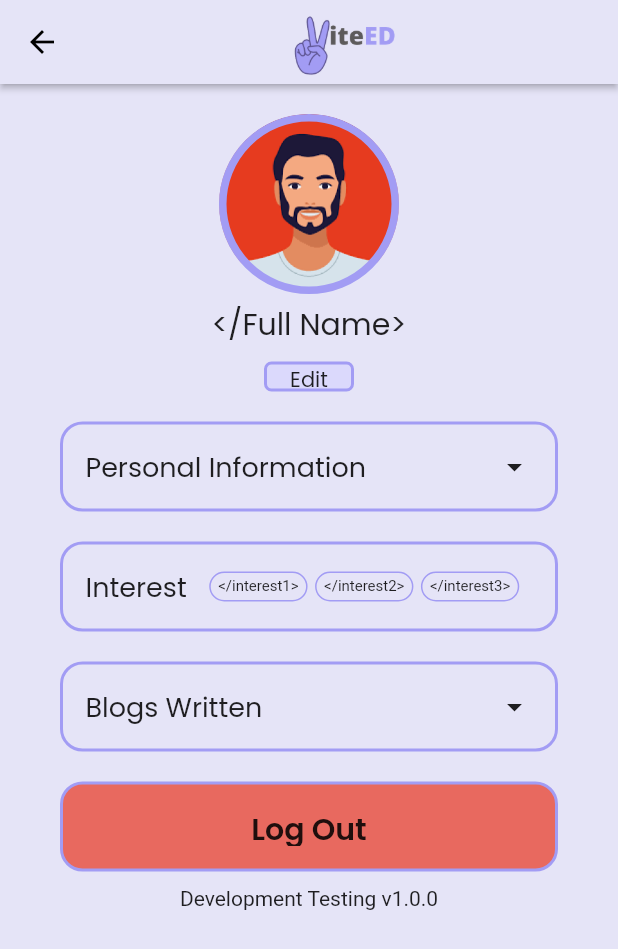
After one commit to vedantbahel/viteED, a Flutter app: the Profile screen opened by its route, on a phone screen of 412 x 824 dp. The commit adds this screen. Shown: the top 949 px of the screen. Run offline on Flutter 3.47's test engine with Material 2 defaults, Android fonts, the phone set to English and light mode, and no system bars; our stand-ins replace appwrite, flutter_riverpod, google_fonts.

Commit message:
Added routes to bottom navigation bar, Designed a basic profile page

```diff
--- a/viteed_app/lib/main.dart
+++ b/viteed_app/lib/main.dart
@@ -2,8 +2,10 @@ import 'package:flutter/material.dart';
 import 'package:flutter_riverpod/flutter_riverpod.dart';
 import 'package:viteed_app/constants/apis.dart';
 import 'package:viteed_app/constants/color.dart';
+import 'package:viteed_app/screens/bottomnav.dart';
 import 'package:viteed_app/screens/home.dart';
 import 'package:viteed_app/screens/login.dart';
+import 'package:viteed_app/screens/profile.dart';
 import 'package:viteed_app/screens/signup.dart';
 import 'package:viteed_app/screens/forgotpassword.dart';
 
@@ -33,10 +35,11 @@ class MyApp extends StatelessWidget {
       routes: {
         '/': (context) => const Login(),
         '/login': (context) => const Login(),
+        '/bottomnav': (context) => const BottomNav(),
         '/home': (context) => const Home(),
         '/forgotPassword': (context) => forgotPassword(),
-        '/signUp': (context) => const SignUp()
-
+        '/signUp': (context) => const SignUp(),
+        '/Profile': (context) => const Profile(),
       },
       debugShowCheckedModeBanner: false,
     );
--- /dev/null
+++ b/viteed_app/lib/screens/bottomnav.dart
@@ -0,0 +1,49 @@
+import 'package:flutter/material.dart';
+import 'package:viteed_app/screens/home.dart';
+import 'package:viteed_app/screens/profile.dart';
+
+class BottomNav extends StatefulWidget {
+  const BottomNav({Key? key}) : super(key: key);
+
+  @override
+  State<BottomNav> createState() => _BottomNavState();
+}
+
+class _BottomNavState extends State<BottomNav> {
+  int count = 0;
+  final screens = [
+    Home(),
+    Center(child: Text("Message")),
+    Center(child: Text("Add")),
+    Center(child: Text("Save")),
+    Profile()
+  ];
+  @override
+  Widget build(BuildContext context) {
+    return Scaffold(
+      body: screens[count],
+      bottomNavigationBar: BottomNavigationBar(
+        backgroundColor: Color.fromRGBO(162, 156, 244, 1),
+        type: BottomNavigationBarType.fixed,
+        currentIndex: count,
+        onTap: (index) => setState(() => count = index),
+        items: const [
+          BottomNavigationBarItem(
+              icon: Icon(Icons.home_outlined), label: "Home"),
+          BottomNavigationBarItem(
+              icon: Icon(Icons.message_outlined), label: "Message"),
+          BottomNavigationBarItem(
+              icon: Icon(
+                Icons.add_circle_outline,
+                size: 32,
+              ),
+              label: "Add"),
+          BottomNavigationBarItem(icon: Icon(Icons.save), label: "Save"),
+          BottomNavigationBarItem(
+              icon: Icon(Icons.account_box_outlined), label: "Profile")
+        ],
+        selectedItemColor: const Color.fromARGB(255, 229, 228, 247),
+      ),
+    );
+  }
+}
--- a/viteed_app/lib/screens/home.dart
+++ b/viteed_app/lib/screens/home.dart
@@ -2,6 +2,7 @@ import 'package:flutter/material.dart';
 import 'package:google_fonts/google_fonts.dart';
 import 'package:viteed_app/information.dart';
 import 'package:flutter_riverpod/flutter_riverpod.dart';
+import 'package:viteed_app/screens/profile.dart';
 import '../providers/provider.dart';
 
 class Home extends ConsumerWidget {
@@ -35,8 +36,9 @@ class Home extends ConsumerWidget {
         // shadowColor:
         backgroundColor: const Color.fromARGB(255, 229, 228, 247),
         elevation: 1.8,
+        automaticallyImplyLeading: false,
         actions: [
-          const SizedBox(width: 10),
+          const SizedBox(width: 20),
           Image.asset(
             "images/ViteEDLogo.png",
             scale: 5,
@@ -64,14 +66,12 @@ class Home extends ConsumerWidget {
         ],
       ),
       body: Column(
+        crossAxisAlignment: CrossAxisAlignment.start,
         children: [
-          Center(
-            child: Text(
-              'Welcome ${session.userId}',
-              style: const TextStyle(
-                fontSize: 20,
-              ),
-            ),
+          Padding(
+            padding: const EdgeInsets.only(left: 20, top: 10),
+            child: Text('Welcome ${session.userId} ☺',
+                style: GoogleFonts.poppins(textStyle: TextStyle(fontSize: 20))),
           ),
           Expanded(
             child: ListView.builder(
@@ -112,27 +112,6 @@ class Home extends ConsumerWidget {
       //   },
       //   child: const Icon(Icons.exit_to_app),
       // ),
-      bottomNavigationBar: BottomNavigationBar(
-        items: const [
-          BottomNavigationBarItem(
-              icon: Icon(Icons.message_outlined),
-              label: "Message",
-              backgroundColor: Color.fromRGBO(162, 156, 244, 1)),
-          BottomNavigationBarItem(
-              icon: Icon(Icons.save),
-              label: "Save",
-              backgroundColor: Color.fromRGBO(162, 156, 244, 1)),
-          BottomNavigationBarItem(
-              icon: Icon(Icons.add),
-              label: "Add",
-              backgroundColor: Color.fromRGBO(162, 156, 244, 1)),
-          BottomNavigationBarItem(
-              icon: Icon(Icons.account_box_outlined),
-              label: "Profile",
-              backgroundColor: Color.fromRGBO(162, 156, 244, 1))
-        ],
-        selectedItemColor: const Color.fromARGB(255, 229, 228, 247),
-      ),
     );
   }
 
--- a/viteed_app/lib/screens/login.dart
+++ b/viteed_app/lib/screens/login.dart
@@ -159,7 +159,7 @@ class _LoginState extends State<Login> {
                                 onPressed: () {
                                   logIn(context, ref).then((value) {
                                     if (value) {
-                                      Navigator.pushNamed(context, '/home');
+                                      Navigator.pushNamed(context, '/bottomnav');
                                     }
                                   });
                                   _passwordTextController.clear();
--- /dev/null
+++ b/viteed_app/lib/screens/profile.dart
@@ -0,0 +1,187 @@
+import 'package:flutter/material.dart';
+import 'package:google_fonts/google_fonts.dart';
+import '../providers/provider.dart';
+
+class Profile extends StatelessWidget {
+  const Profile({Key? key}) : super(key: key);
+
+  @override
+  Widget build(BuildContext context) {
+    final height = MediaQuery.of(context).size.height;
+    final width = MediaQuery.of(context).size.width;
+    return Scaffold(
+      backgroundColor: const Color.fromARGB(255, 229, 228, 247),
+      appBar: AppBar(
+        backgroundColor: const Color.fromARGB(255, 229, 228, 247),
+        elevation: 1.8,
+        title: Center(
+          child: Image.asset(
+            "images/ViteEDLogo.png",
+            width: 250,
+            height: 100,
+          ),
+        ),
+      ),
+      body: Container(
+        margin: EdgeInsets.only(top: 20),
+        height: height,
+        width: width,
+        child: Column(
+          crossAxisAlignment: CrossAxisAlignment.center,
+          children: [
+            Container(
+              height: 120,
+              width: 120,
+              decoration: BoxDecoration(
+                  image: DecorationImage(
+                      image: AssetImage("images/profile.png"),
+                      fit: BoxFit.fill),
+                  borderRadius: BorderRadius.circular(100),
+                  border: Border.all(
+                      color: const Color.fromRGBO(162, 156, 244, 1), width: 5)),
+            ),
+            SizedBox(height: 5),
+            Text(
+              "</Full Name>",
+              style: GoogleFonts.poppins(fontSize: 20),
+            ),
+            SizedBox(height: 10),
+            Container(
+              width: 60,
+              height: 20,
+              decoration: BoxDecoration(
+                border: Border.all(
+                    color: const Color.fromRGBO(162, 156, 244, 1), width: 2),
+                borderRadius: BorderRadius.circular(5),
+                color: Color.fromARGB(255, 219, 217, 252),
+              ),
+              child: Center(
+                child: Text(
+                  "Edit",
+                  style: GoogleFonts.poppins(textStyle: TextStyle()),
+                ),
+              ),
+            ),
+            Container(
+                height: 60,
+                width: width,
+                padding: EdgeInsets.all(15),
+                margin:
+                    EdgeInsets.only(top: 20, left: 40, right: 40, bottom: 10),
+                decoration: BoxDecoration(
+                    border: Border.all(
+                        color: const Color.fromRGBO(162, 156, 244, 1),
+                        width: 2),
+                    borderRadius: BorderRadius.circular(15)),
+                child: Row(
+                  children: [
+                    Text(
+                      "Personal Information",
+                      style: GoogleFonts.poppins(fontSize: 18),
+                    ),
+                    Spacer(),
+                    Icon(Icons.arrow_drop_down)
+                  ],
+                )),
+            Container(
+                height: 60,
+                width: width,
+                padding: EdgeInsets.all(15),
+                margin:
+                    EdgeInsets.only(top: 10, left: 40, right: 40, bottom: 10),
+                decoration: BoxDecoration(
+                    border: Border.all(
+                        color: const Color.fromRGBO(162, 156, 244, 1),
+                        width: 2),
+                    borderRadius: BorderRadius.circular(15)),
+                child: Row(children: [
+                  Text(
+                    "Interest",
+                    style: GoogleFonts.poppins(fontSize: 18),
+                  ),
+                  SizedBox(
+                    width: 15,
+                  ),
+                  Container(
+                      padding: EdgeInsets.only(right: 5, left: 5),
+                      height: 20,
+                      decoration: BoxDecoration(
+                          border: Border.all(
+                              color: const Color.fromRGBO(162, 156, 244, 1)),
+                          borderRadius: BorderRadius.circular(15)),
+                      child: Center(
+                          child: Text(
+                        "</interest1>",
+                        style: TextStyle(fontSize: 10),
+                      ))),
+                  SizedBox(width: 5),
+                  Container(
+                      padding: EdgeInsets.only(right: 5, left: 5),
+                      height: 20,
+                      decoration: BoxDecoration(
+                          border: Border.all(
+                              color: const Color.fromRGBO(162, 156, 244, 1)),
+                          borderRadius: BorderRadius.circular(15)),
+                      child: Center(
+                          child: Text(
+                        "</interest2>",
+                        style: TextStyle(fontSize: 10),
+                      ))),
+                  SizedBox(width: 5),
+                  Container(
+                      padding: EdgeInsets.only(right: 5, left: 5),
+                      height: 20,
+                      decoration: BoxDecoration(
+                          border: Border.all(
+                              color: const Color.fromRGBO(162, 156, 244, 1)),
+                          borderRadius: BorderRadius.circular(15)),
+                      child: Center(
+                          child: Text(
+                        "</interest3>",
+                        style: TextStyle(fontSize: 10),
+                      )))
+                ])),
+            Container(
+                height: 60,
+                width: width,
+                padding: EdgeInsets.all(15),
+                margin:
+                    EdgeInsets.only(top: 10, left: 40, right: 40, bottom: 10),
+                decoration: BoxDecoration(
+                    border: Border.all(
+                        color: const Color.fromRGBO(162, 156, 244, 1),
+                        width: 2),
+                    borderRadius: BorderRadius.circular(15)),
+                child: Row(children: [
+                  Text(
+                    "Blogs Written",
+                    style: GoogleFonts.poppins(fontSize: 18),
+                  ),
+                  Spacer(),
+                  Icon(Icons.arrow_drop_down)
+                ])),
+            Container(
+                height: 60,
+                width: width,
+                padding: EdgeInsets.all(15),
+                margin:
+                    EdgeInsets.only(top: 10, left: 40, right: 40, bottom: 10),
+                decoration: BoxDecoration(
+                    color: Color.fromARGB(255, 232, 105, 95),
+                    border: Border.all(
+                        color: const Color.fromRGBO(162, 156, 244, 1),
+                        width: 2),
+                    borderRadius: BorderRadius.circular(15)),
+                child: Center(
+                    child: Text(
+                  "Log Out",
+                  style: GoogleFonts.poppins(
+                      fontSize: 20, fontWeight: FontWeight.w600),
+                ))),
+            Text("Development Testing v1.0.0")
+          ],
+        ),
+      ),
+    );
+  }
+}
```
Also changed, not shown: viteed_app/images/profile.png (added), viteed_app/lib/infor.dart (line endings or trailing spaces).
